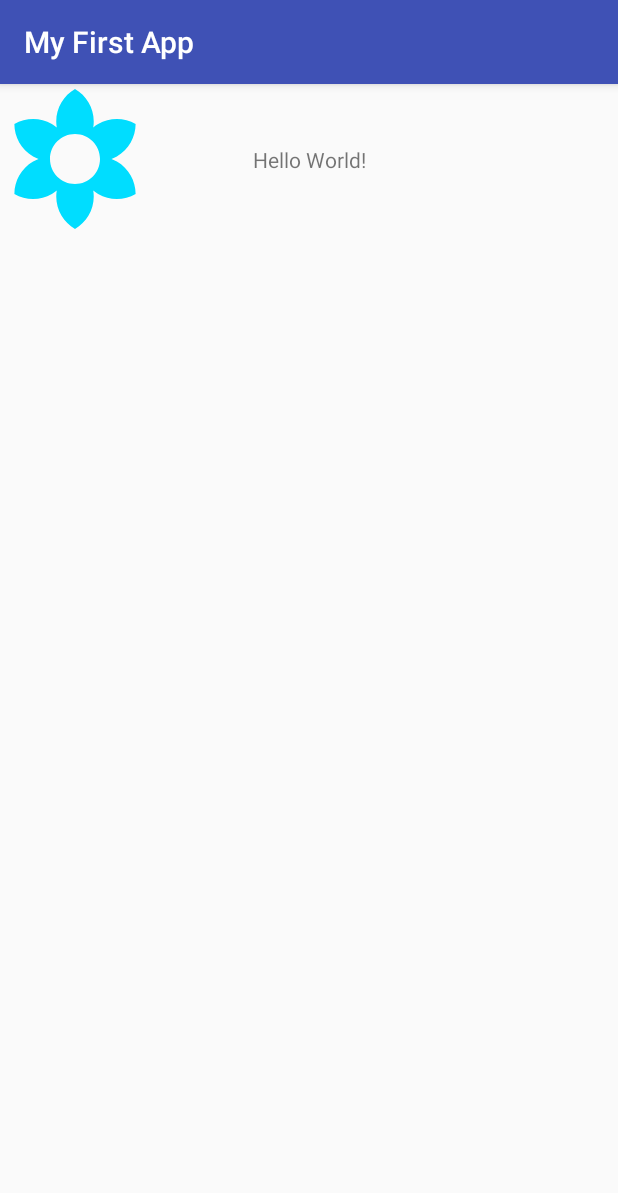
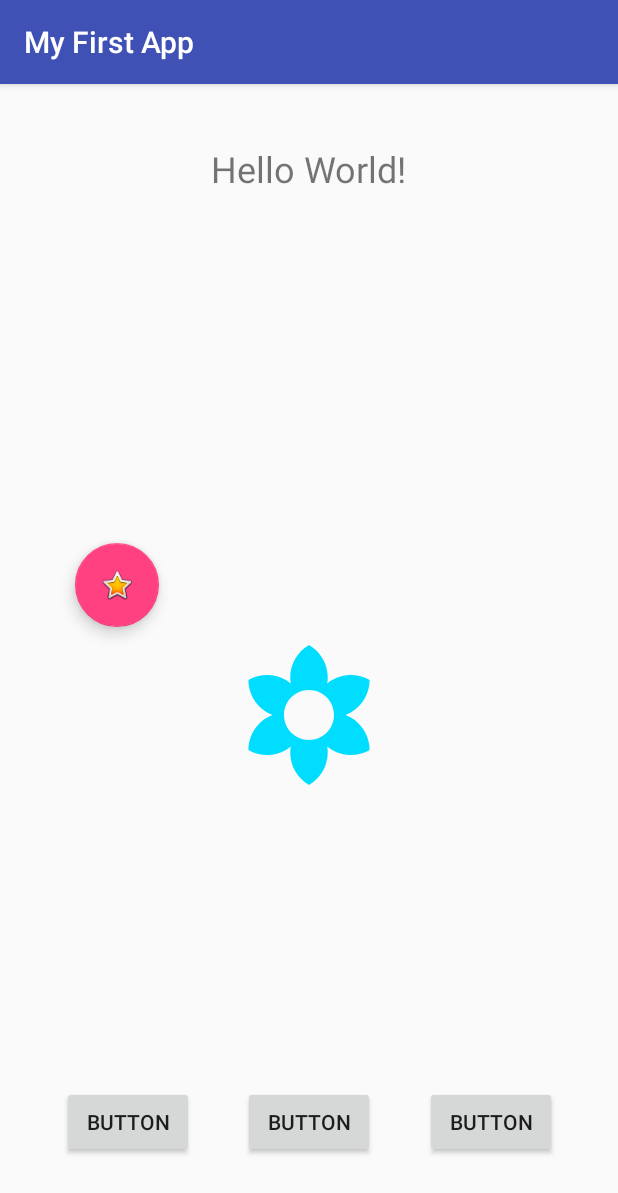
Before and after one commit to ilhamasp/MyFirstApp, an Android app: the screen it shows after launch (MainActivity), on a phone screen of 412 x 824 dp. Shown: the top 1193 px of the screen. Run offline under Robolectric (Android 15) with nearby library versions, the phone set to English and light mode, and no system bars.

Commit message:
Update codes

```diff
--- a/app/build.gradle
+++ b/app/build.gradle
@@ -9,6 +9,7 @@ android {
         versionCode 1
         versionName "1.0"
         testInstrumentationRunner "android.support.test.runner.AndroidJUnitRunner"
+        vectorDrawables.useSupportLibrary = true
     }
     buildTypes {
         release {
@@ -25,4 +26,5 @@ dependencies {
     testImplementation 'junit:junit:4.12'
     androidTestImplementation 'com.android.support.test:runner:1.0.1'
     androidTestImplementation 'com.android.support.test.espresso:espresso-core:3.0.1'
+    implementation 'com.android.support:design:26.1.0'
 }
--- a/app/src/main/java/com/example/ilham_p/myfirstapp/MainActivity.java
+++ b/app/src/main/java/com/example/ilham_p/myfirstapp/MainActivity.java
@@ -1,9 +1,12 @@
 package com.example.ilham_p.myfirstapp;
 
 import android.content.Intent;
+import android.support.design.widget.FloatingActionButton;
+import android.support.design.widget.Snackbar;
 import android.support.v7.app.AppCompatActivity;
 import android.os.Bundle;
 import android.util.Log;
+import android.view.View;
 import android.widget.TextView;
 import android.widget.Toast;
 
@@ -25,6 +28,15 @@ public class MainActivity extends AppCompatActivity {
         for (int i = 0; i < 3; i++) {
             Log.i(TAG, "onCreate: i=" + i);
         }
+
+        FloatingActionButton fab = findViewById(R.id.floatingActionButton);
+        fab.setOnClickListener(new View.OnClickListener() {
+            @Override
+            public void onClick(View v) {
+                TextView tView = findViewById(R.id.myTextView);
+                tView.setText("Welcome to Espresso!");
+            }
+        });
     }
 
     @Override
--- a/app/src/main/res/layout/activity_main.xml
+++ b/app/src/main/res/layout/activity_main.xml
@@ -10,6 +10,7 @@
         android:id="@+id/myTextView"
         android:layout_width="wrap_content"
         android:layout_height="wrap_content"
+        android:textSize="24sp"
         android:text="Hello World!"
         app:layout_constraintBottom_toBottomOf="parent"
         app:layout_constraintLeft_toLeftOf="parent"
@@ -21,9 +22,65 @@
         android:id="@+id/imageView"
         android:layout_width="100dp"
         android:layout_height="100dp"
-        app:srcCompat="@drawable/ic_filter_vintage_black_24dp"
-        tools:layout_editor_absoluteX="142dp"
-        tools:layout_editor_absoluteY="205dp"
-        android:tint="@android:color/holo_blue_bright"/>
+        android:layout_marginBottom="8dp"
+        android:layout_marginEnd="8dp"
+        android:layout_marginStart="8dp"
+        android:layout_marginTop="8dp"
+        android:tint="@android:color/holo_blue_bright"
+        app:layout_constraintBottom_toBottomOf="parent"
+        app:layout_constraintEnd_toEndOf="parent"
+        app:layout_constraintStart_toStartOf="parent"
+        app:layout_constraintTop_toBottomOf="@+id/myTextView"
+        app:srcCompat="@drawable/ic_filter_vintage_black_24dp"/>
+
+    <Button
+        android:id="@+id/button"
+        android:layout_width="wrap_content"
+        android:layout_height="wrap_content"
+        android:layout_marginBottom="52dp"
+        android:layout_marginStart="8dp"
+        android:layout_marginLeft="8dp"
+        android:text="Button"
+        app:layout_constraintBottom_toBottomOf="parent"
+        app:layout_constraintEnd_toStartOf="@+id/button2"
+        app:layout_constraintHorizontal_bias="0.5"
+        app:layout_constraintStart_toStartOf="parent" />
+
+    <Button
+        android:id="@+id/button2"
+        android:layout_width="wrap_content"
+        android:layout_height="wrap_content"
+        android:text="Button"
+        app:layout_constraintBottom_toBottomOf="@+id/button"
+        app:layout_constraintEnd_toStartOf="@+id/button3"
+        app:layout_constraintHorizontal_bias="0.5"
+        app:layout_constraintStart_toEndOf="@+id/button" />
+
+    <Button
+        android:id="@+id/button3"
+        android:layout_width="wrap_content"
+        android:layout_height="wrap_content"
+        android:layout_marginEnd="8dp"
+        android:layout_marginRight="8dp"
+        android:text="Button"
+        app:layout_constraintBottom_toBottomOf="@+id/button2"
+        app:layout_constraintEnd_toEndOf="parent"
+        app:layout_constraintHorizontal_bias="0.5"
+        app:layout_constraintStart_toEndOf="@+id/button2" />
+
+    <android.support.design.widget.FloatingActionButton
+        android:id="@+id/floatingActionButton"
+        android:layout_width="wrap_content"
+        android:layout_height="wrap_content"
+        android:layout_marginBottom="8dp"
+        android:layout_marginEnd="8dp"
+        android:layout_marginStart="8dp"
+        android:layout_marginTop="8dp"
+        android:clickable="true"
+        app:layout_constraintBottom_toTopOf="@+id/button"
+        app:layout_constraintEnd_toStartOf="@+id/imageView"
+        app:layout_constraintStart_toStartOf="parent"
+        app:layout_constraintTop_toTopOf="parent"
+        app:srcCompat="@android:drawable/btn_star_big_on" />
 
 </android.support.constraint.ConstraintLayout>
```
Also changed, not shown: 1 other file.
